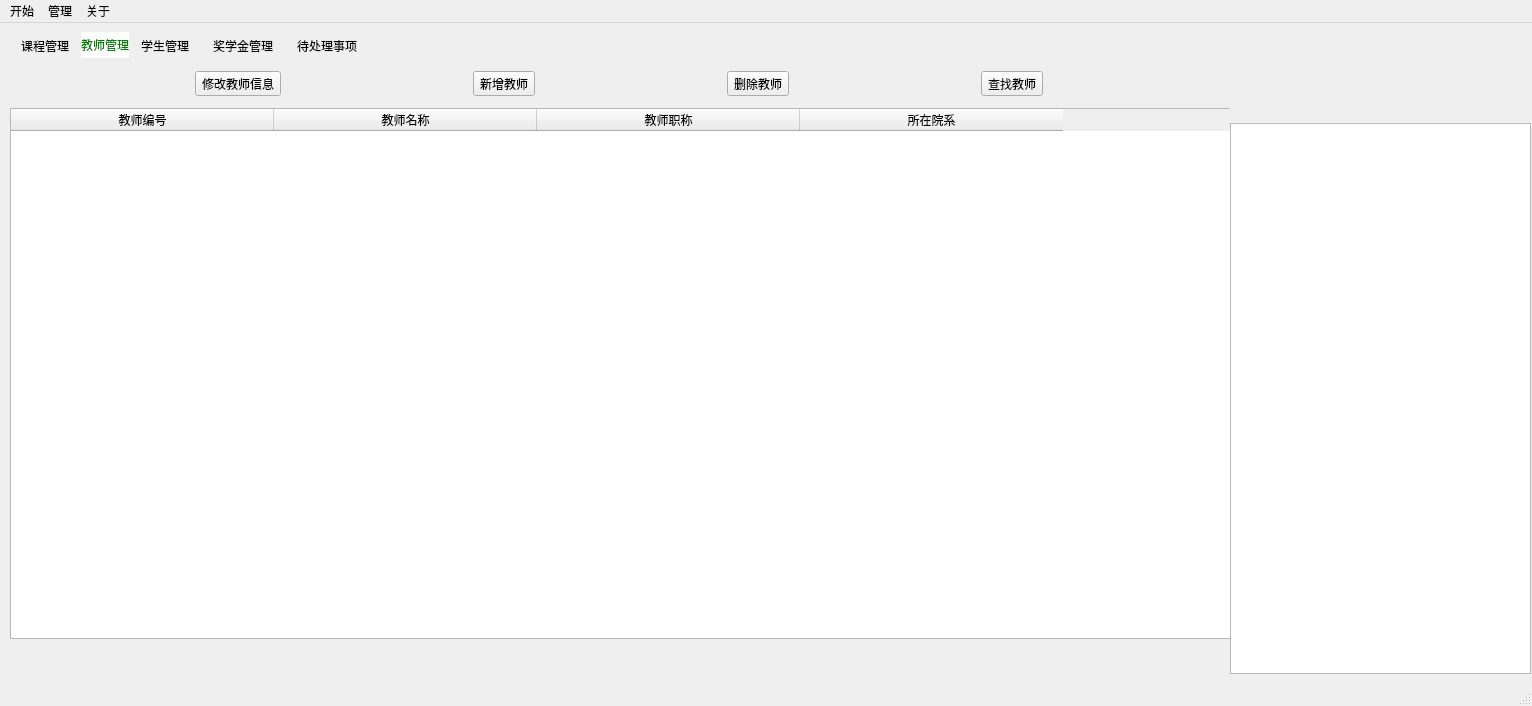
Before: the Qt Designer form adminwindow.ui in shiyu-coder/Student-information-management-system, drawn with Qt 5.
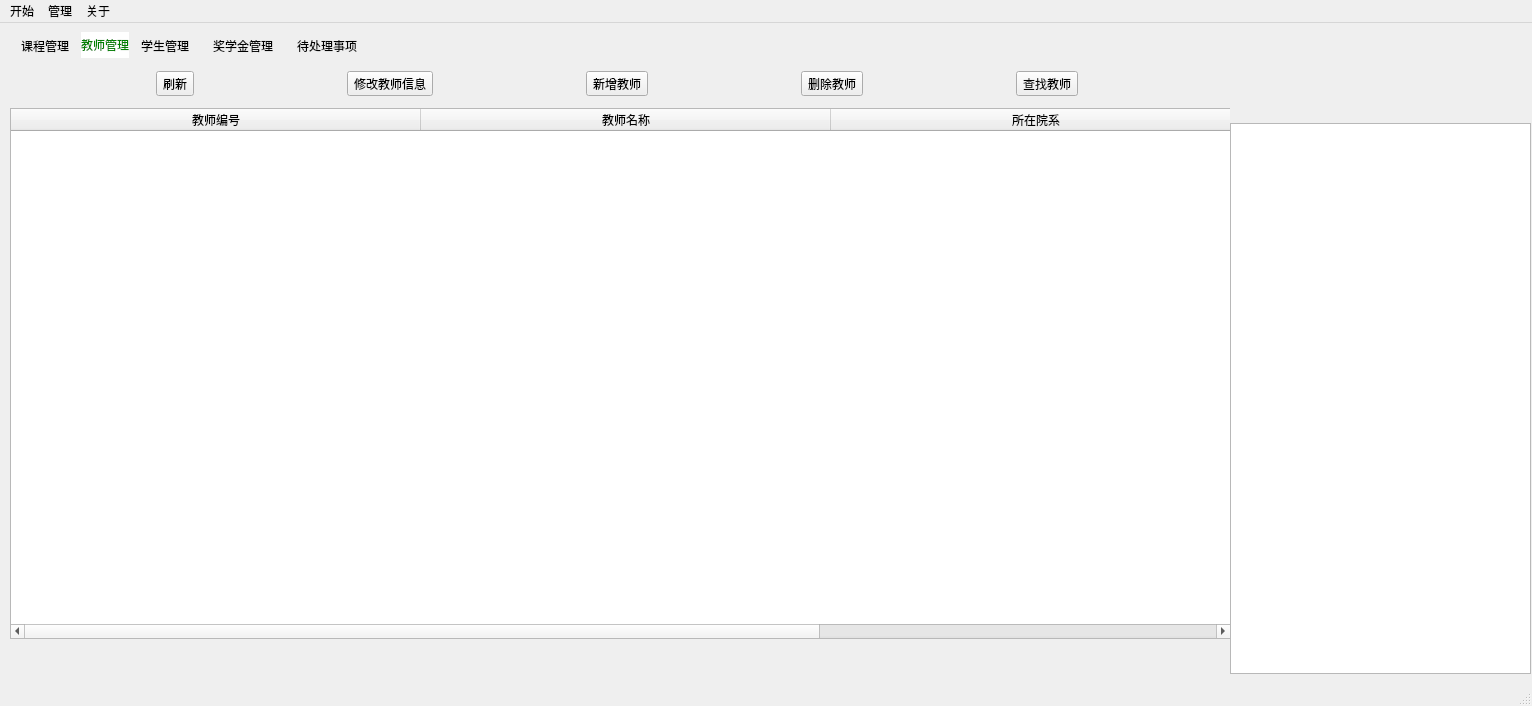
After: the same form once the commit is applied. The open tabs and pages were chosen to show the change. Icons and pictures are not drawn.

```diff
--- a/adminwindow.ui
+++ b/adminwindow.ui
@@ -212,6 +212,17 @@
        </rect>
       </property>
       <layout class="QHBoxLayout" name="horizontalLayout_3">
+       <item>
+        <widget class="QToolButton" name="FlushButton_2">
+         <property name="styleSheet">
+          <string notr="true">background-color: rgba(255, 255, 255, 0);border:2px solid white;border-radius:10px;
+hover{ background-color: rgba(255, 255, 255, 150);border:2px solid white;border-radius:10px;background-color: rgba(255, 255, 255, 150);border:2px solid white;border-radius:10px;}</string>
+         </property>
+         <property name="text">
+          <string>刷新</string>
+         </property>
+        </widget>
+       </item>
        <item>
         <widget class="QToolButton" name="ModifyTeacherButton">
          <property name="styleSheet">
@@ -268,7 +279,7 @@
        </rect>
       </property>
       <attribute name="horizontalHeaderDefaultSectionSize">
-       <number>263</number>
+       <number>410</number>
       </attribute>
       <column>
        <property name="text">
@@ -280,11 +291,6 @@
         <string>教师名称</string>
        </property>
       </column>
-      <column>
-       <property name="text">
-        <string>教师职称</string>
-       </property>
-      </column>
       <column>
        <property name="text">
         <string>所在院系</string>
```
Left out of the diff: 13 changed lines with no effect on the pictures.
